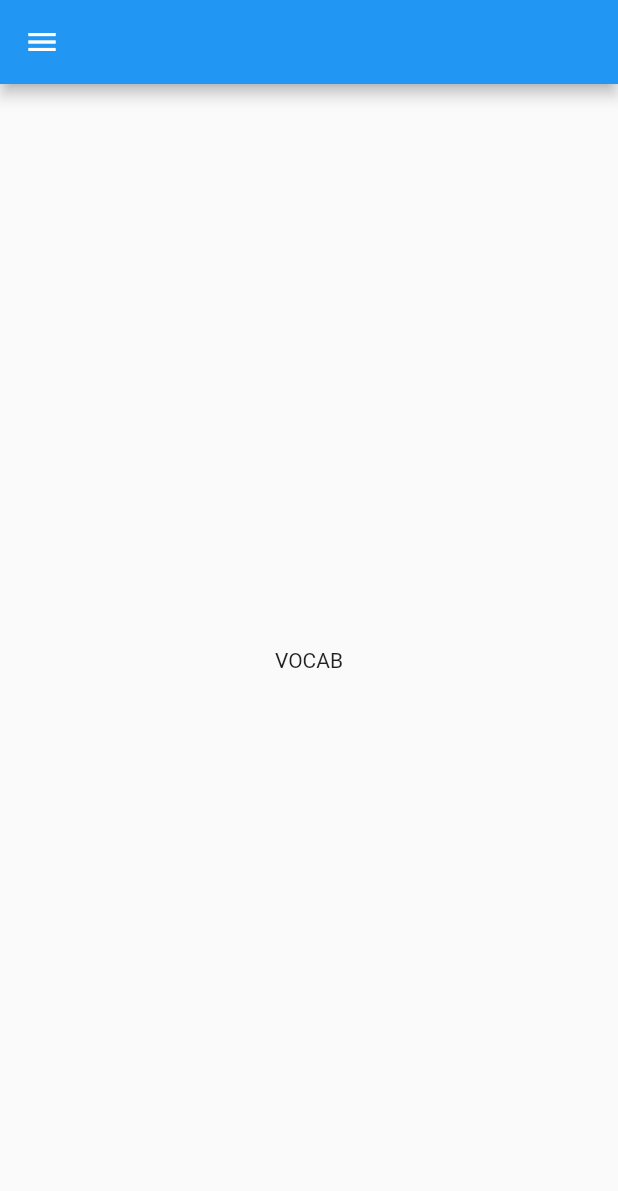
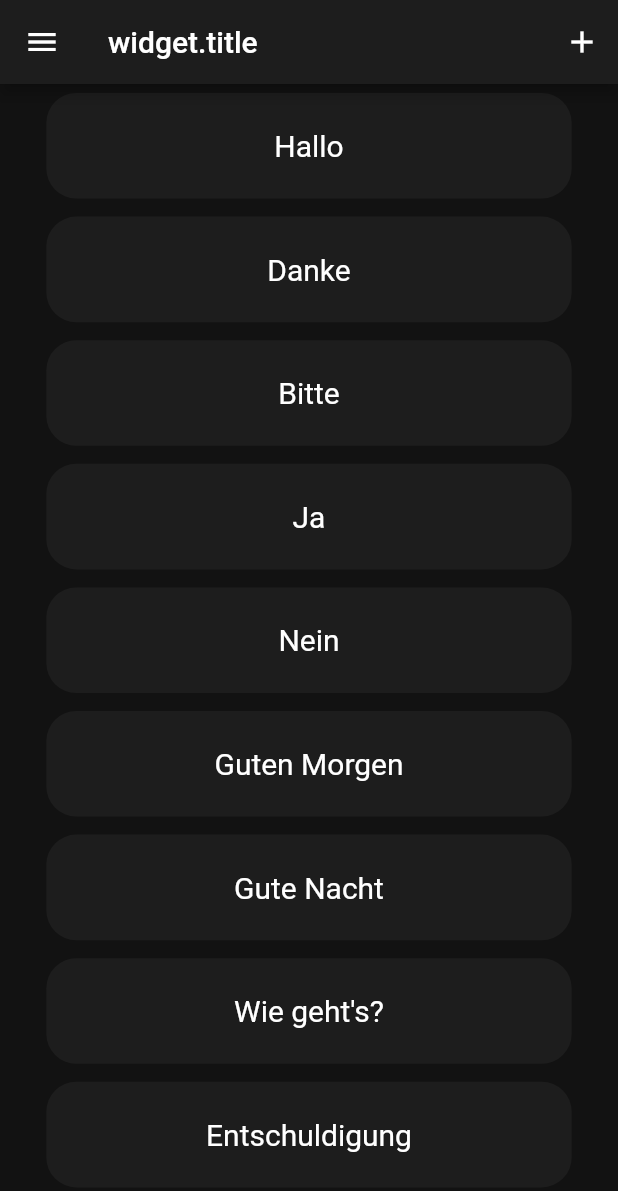
Before and after one commit to AaronCodesPython/RussischQuizzes, a Flutter app: the VocabScreen screen opened by its route, on a phone screen of 412 x 824 dp. Shown: the top 1191 px of the screen. Run offline on Flutter 3.47's test engine with Material 2 defaults, Android fonts, the light colour scheme and no system bars.

Commit message:
did A LOT

```diff
--- /dev/null
+++ b/assets/Vocab.txt
@@ -0,0 +1 @@
+Hallo,Привет;Danke,Спасибо;Bitte,Пожалуйста;Ja,Да;Nein,Нет;Guten Morgen,Доброе утро;Gute Nacht,Спокойной ночи;Wie geht's?,Как дела?;Entschuldigung,Извините;Hilfe,Помощь;Wasser,Вода;Essen,Еда;Freund,Друг;Familie,Семья;Liebe,Любовь;Glück,Счастье;Haus,Дом;Schule,Школа;Arbeit,Работа;Stadt,Город
--- a/lib/data/Quotes.dart
+++ b/lib/data/Quotes.dart
@@ -1,10 +1,4 @@
-import 'package:russian_quiz_app/widgets/main_options.dart';
-
-final List<List<String>> options = [
-  ["Vokabeln", "Vocab", ""],
-  ["Quizzes", "Quiz", ""],
-  ["Media", "Media", ""],
-];
+import 'package:russian_quiz_app/widgets/Vocab_Field.dart';
 
 Map<String, String> quotesDictionary = {
   "They say: sufferings are misfortunes, said Pierre. But if at once this minute, I was asked, would I remain what I was before I was taken prisoner, or go through it all again, I should say, for God's sake let me rather be a prisoner and eat horseflesh again. We imagine that as soon as we are torn out of our habitual path all is over, but it is only the beginning of something new and good. As long as there is life, there is happiness. There is a great deal, a great deal before us. -Leo Tolstoy, War and Peace":
--- a/lib/screens/HomeScreen.dart
+++ b/lib/screens/HomeScreen.dart
@@ -2,7 +2,7 @@ import 'dart:io';
 
 import 'package:flutter/material.dart';
 import 'package:russian_quiz_app/widgets/MainDrawer.dart';
-import 'package:russian_quiz_app/widgets/main_options.dart'; // Ensure correct import path
+import 'package:russian_quiz_app/widgets/Vocab_Field.dart'; // Ensure correct import path
 import '../data/Quotes.dart';
 import '../data/Colors.dart' as UsedColors;
 import '../functions/randomQuote.dart';
--- a/lib/screens/VocabScreen.dart
+++ b/lib/screens/VocabScreen.dart
@@ -1,21 +1,99 @@
 import 'package:flutter/material.dart';
+import 'package:russian_quiz_app/widgets/Vocab_Field.dart';
+import '../data/Colors.dart' as UsedColors;
+import '../widgets/MainDrawer.dart';
+import '../data/Vocab.dart' as Vocab;
 
-import '../widgets/MainDrawer.dart';
-// Ensure correct import path
-
-class VocabScreen extends StatelessWidget {
+class VocabScreen extends StatefulWidget {
   const VocabScreen({super.key});
 
   @override
+  State<VocabScreen> createState() => _VocabScreenState();
+}
+
+class _VocabScreenState extends State<VocabScreen> {
+  late TextEditingController controller1;
+  late TextEditingController controller2;
+  @override
+  initState() {
+    super.initState();
+    controller1 = TextEditingController();
+    controller2 = TextEditingController();
+  }
+
+  @override
+  void dispose() {
+    controller1.dispose();
+    controller2.dispose();
+    super.dispose();
+  }
+
+  Future<List<String>?> openDialog() => showDialog<List<String>>(
+        context: context,
+        builder: (context) {
+          return AlertDialog(
+            title: const Text("wdwad"),
+            content: Column(
+              mainAxisSize: MainAxisSize.min,
+              children: [
+                TextField(
+                  controller: controller1,
+                  autofocus: true,
+                  decoration: InputDecoration(hintText: 'Vokabel'),
+                ),
+                TextField(
+                  controller: controller2,
+                  decoration: InputDecoration(hintText: 'Übersetzung'),
+                )
+              ],
+            ),
+            actions: [
+              TextButton(
+                  onPressed: () {
+                    Navigator.of(context)
+                        .pop([controller1.text, controller2.text]);
+                  },
+                  child: Text("BESTÄTIGEN"))
+            ],
+          );
+        },
+      );
+  @override
   Widget build(BuildContext context) {
+    return FutureBuilder<Map<String, String>>(
+        future: Vocab.getMap(),
+        builder: (context, snapshot) {
+          if (snapshot.hasData) {
             return Scaffold(
-      appBar: AppBar(),
+                backgroundColor: UsedColors.mainBG,
+                appBar: AppBar(
+                  actions: [
+                    IconButton(
+                        onPressed: () async {
+                          print(Vocab.getMap().toString());
+                          List<String> data = await openDialog() ?? [];
+                          setState(() {
+                            //TODO:write to file
+                          });
+                        },
+                        icon: const Icon(Icons.add))
+                  ],
+                  title: const Text("widget.title"),
+                  backgroundColor: UsedColors.foregroundBG,
+                ),
                 drawer: const MainDrawer(),
                 body: Center(
+                  child: SingleChildScrollView(
                     child: Column(
                         mainAxisAlignment: MainAxisAlignment.center,
-            children: [Text("VOCAB")]),
+                        children: snapshot.data!.entries
+                            .map((entry) => VocabField(entry.key, entry.value))
+                            .toList()),
                   ),
-    );
+                ));
+          } else {
+            return const Center(child: CircularProgressIndicator());
+          }
+        });
   }
 }
--- a/lib/widgets/main_options.dart
+++ b/lib/widgets/Vocab_Field.dart
@@ -1,32 +1,44 @@
 import 'package:flutter/material.dart';
-import 'package:flutter/src/widgets/framework.dart';
-import 'package:flutter/src/widgets/placeholder.dart';
+import '../data/Colors.dart' as UsedColors;
 import 'package:russian_quiz_app/data/Quotes.dart';
 
-class MainOption extends StatelessWidget {
+class VocabField extends StatefulWidget {
   final Image? backgroundImage;
   final String text;
-  final String root;
+  final String translation;
+  bool showingRussian;
+  VocabField(this.text, this.translation,
+      {super.key, this.backgroundImage, this.showingRussian = true});
 
-  const MainOption(this.text, this.root, {super.key, this.backgroundImage});
+  @override
+  State<VocabField> createState() => _VocabFieldState();
+}
 
+class _VocabFieldState extends State<VocabField> {
+  void switchShowing() => setState(() {
+        widget.showingRussian = !widget.showingRussian;
+      });
   @override
   Widget build(BuildContext context) {
     return SizedBox(
-      height: MediaQuery.of(context).size.height / (options.length + 3),
+      height: MediaQuery.of(context).size.height / 10,
       child: FractionallySizedBox(
         widthFactor: 0.85,
         child: GestureDetector(
-          onTap: () => Navigator.pushNamed(context, '/' + root),
+          onTap: () {
+            setState(() {
+              switchShowing();
+            });
+          },
           child: Container(
             padding: const EdgeInsets.symmetric(vertical: 12),
             margin: const EdgeInsets.symmetric(vertical: 6),
             decoration: BoxDecoration(
-              color: Colors.red,
+              color: UsedColors.foregroundBG,
               borderRadius: const BorderRadius.all(Radius.circular(20)),
-              image: backgroundImage != null
+              image: widget.backgroundImage != null
                   ? DecorationImage(
-                      image: backgroundImage!.image,
+                      image: widget.backgroundImage!.image,
                       fit: BoxFit.cover,
                     )
                   : null,
@@ -34,7 +46,7 @@ class MainOption extends StatelessWidget {
             alignment: Alignment.center,
             child: FittedBox(
               child: Text(
-                text,
+                widget.showingRussian ? widget.text : widget.translation,
                 style: const TextStyle(color: Colors.white, fontSize: 20),
               ),
             ),
--- a/pubspec.yaml
+++ b/pubspec.yaml
@@ -62,6 +62,7 @@ flutter:
   # To add assets to your application, add an assets section, like this:
   assets:
     - assets/flag.png
+    - assets/Vocab.txt
   #   - images/a_dot_ham.jpeg
 
   # An image asset can refer to one or more resolution-specific "variants", see
```
Also changed, not shown: lib/data/Vocab.dart (added, +16 -0 lines), lib/main.dart (+5 -3 lines). Lines whose indentation alone changed are shown as unchanged.
